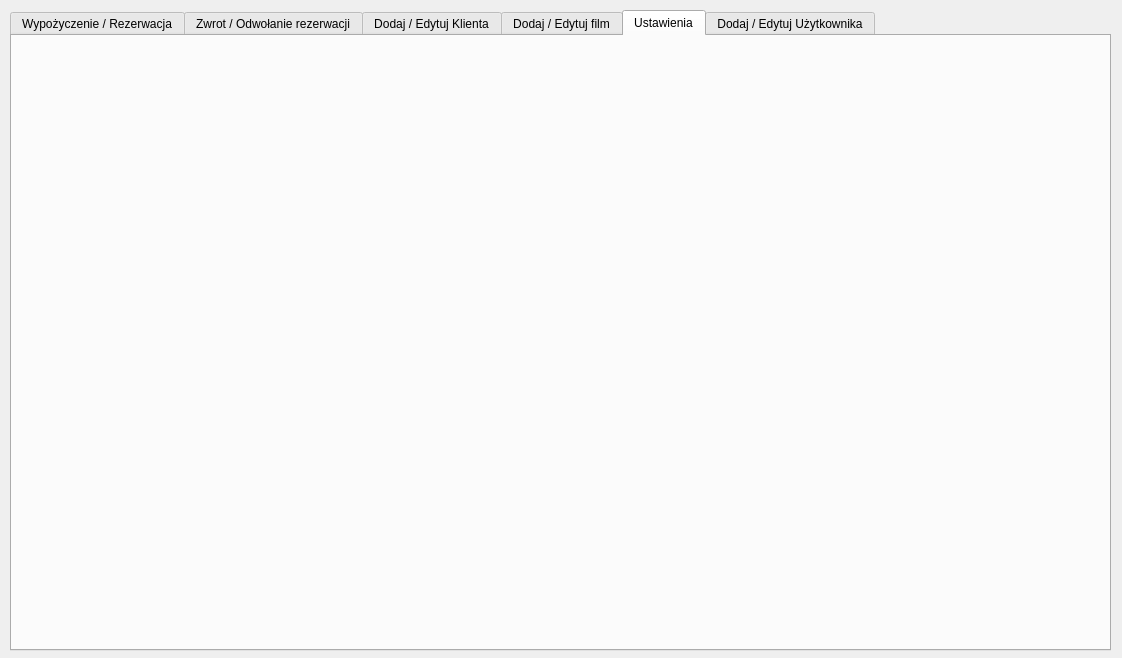
This is RentDVD/wypozyczalnia.ui in ekspensum/CPP_Projects as Qt 5 draws it before an edit. The edited form follows.
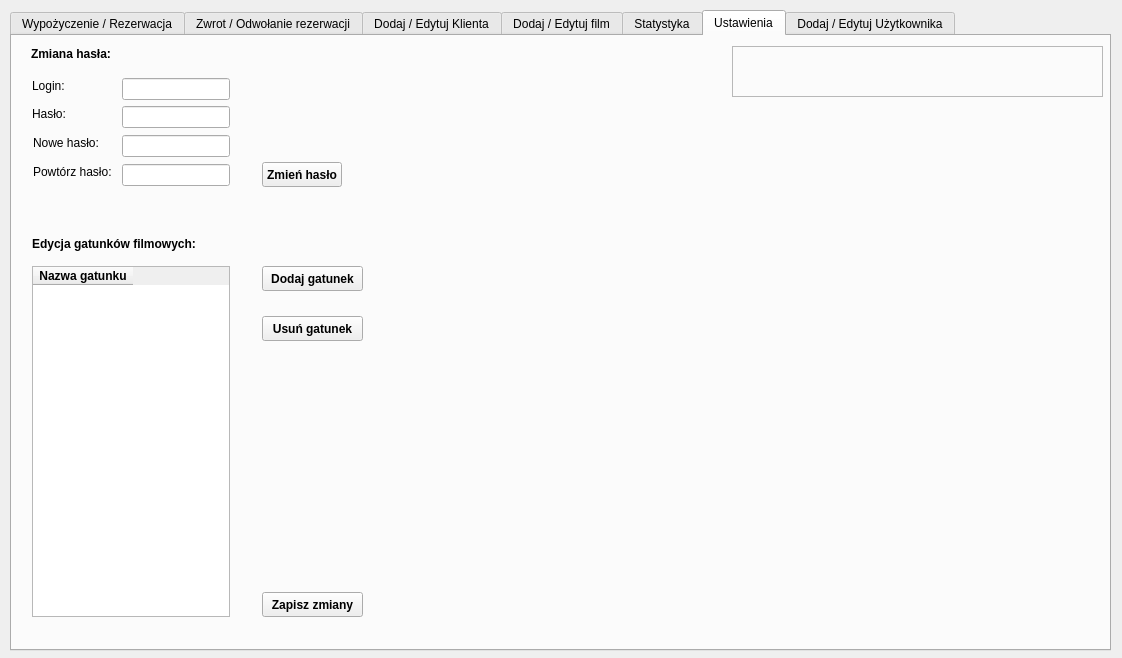
This is the edited form. The open tabs and pages were chosen to show the change.

The edit to the form file:
```diff
--- a/RentDVD/wypozyczalnia.ui
+++ b/RentDVD/wypozyczalnia.ui
@@ -2485,11 +2485,326 @@
       </font>
      </property>
     </widget>
+    <widget class="QLabel" name="label_65">
+     <property name="geometry">
+      <rect>
+       <x>20</x>
+       <y>10</y>
+       <width>111</width>
+       <height>16</height>
+      </rect>
+     </property>
+     <property name="font">
+      <font>
+       <weight>75</weight>
+       <bold>true</bold>
+      </font>
+     </property>
+     <property name="text">
+      <string>Dodaj nowy film:</string>
+     </property>
+    </widget>
+   </widget>
+   <widget class="QWidget" name="tab">
+    <attribute name="title">
+     <string>Statystyka</string>
+    </attribute>
    </widget>
    <widget class="QWidget" name="tabUstawienia">
     <attribute name="title">
      <string>Ustawienia</string>
     </attribute>
+    <widget class="QLabel" name="label_59">
+     <property name="geometry">
+      <rect>
+       <x>20</x>
+       <y>42</y>
+       <width>41</width>
+       <height>16</height>
+      </rect>
+     </property>
+     <property name="text">
+      <string>Login:</string>
+     </property>
+     <property name="buddy">
+      <cstring>lineEditLogin</cstring>
+     </property>
+    </widget>
+    <widget class="QLineEdit" name="lineEditZmianaHaslaLogin">
+     <property name="geometry">
+      <rect>
+       <x>110</x>
+       <y>42</y>
+       <width>108</width>
+       <height>22</height>
+      </rect>
+     </property>
+     <property name="font">
+      <font>
+       <pointsize>9</pointsize>
+      </font>
+     </property>
+    </widget>
+    <widget class="QLineEdit" name="lineEditZmianaHaslaHaslo">
+     <property name="geometry">
+      <rect>
+       <x>110</x>
+       <y>70</y>
+       <width>108</width>
+       <height>22</height>
+      </rect>
+     </property>
+     <property name="font">
+      <font>
+       <pointsize>9</pointsize>
+      </font>
+     </property>
+     <property name="echoMode">
+      <enum>QLineEdit::Password</enum>
+     </property>
+    </widget>
+    <widget class="QLabel" name="label_60">
+     <property name="geometry">
+      <rect>
+       <x>20</x>
+       <y>70</y>
+       <width>41</width>
+       <height>16</height>
+      </rect>
+     </property>
+     <property name="text">
+      <string>Hasło:</string>
+     </property>
+     <property name="buddy">
+      <cstring>lineEditHaslo</cstring>
+     </property>
+    </widget>
+    <widget class="QLabel" name="label_61">
+     <property name="geometry">
+      <rect>
+       <x>19</x>
+       <y>10</y>
+       <width>81</width>
+       <height>16</height>
+      </rect>
+     </property>
+     <property name="font">
+      <font>
+       <weight>75</weight>
+       <bold>true</bold>
+      </font>
+     </property>
+     <property name="text">
+      <string>Zmiana hasła:</string>
+     </property>
+    </widget>
+    <widget class="QLabel" name="label_62">
+     <property name="geometry">
+      <rect>
+       <x>21</x>
+       <y>128</y>
+       <width>81</width>
+       <height>16</height>
+      </rect>
+     </property>
+     <property name="text">
+      <string>Powtórz hasło:</string>
+     </property>
+     <property name="buddy">
+      <cstring>lineEditHaslo</cstring>
+     </property>
+    </widget>
+    <widget class="QLineEdit" name="lineEditZmianaHaslaPowtorz">
+     <property name="geometry">
+      <rect>
+       <x>110</x>
+       <y>128</y>
+       <width>108</width>
+       <height>22</height>
+      </rect>
+     </property>
+     <property name="font">
+      <font>
+       <pointsize>9</pointsize>
+      </font>
+     </property>
+     <property name="echoMode">
+      <enum>QLineEdit::Password</enum>
+     </property>
+    </widget>
+    <widget class="QLabel" name="label_63">
+     <property name="geometry">
+      <rect>
+       <x>21</x>
+       <y>99</y>
+       <width>71</width>
+       <height>16</height>
+      </rect>
+     </property>
+     <property name="text">
+      <string>Nowe hasło:</string>
+     </property>
+     <property name="buddy">
+      <cstring>lineEditHaslo</cstring>
+     </property>
+    </widget>
+    <widget class="QLineEdit" name="lineEditZmianaHaslaNowe">
+     <property name="geometry">
+      <rect>
+       <x>110</x>
+       <y>99</y>
+       <width>108</width>
+       <height>22</height>
+      </rect>
+     </property>
+     <property name="font">
+      <font>
+       <pointsize>9</pointsize>
+      </font>
+     </property>
+     <property name="echoMode">
+      <enum>QLineEdit::Password</enum>
+     </property>
+    </widget>
+    <widget class="QPushButton" name="pushButtonZmienHaslo">
+     <property name="geometry">
+      <rect>
+       <x>250</x>
+       <y>126</y>
+       <width>80</width>
+       <height>25</height>
+      </rect>
+     </property>
+     <property name="font">
+      <font>
+       <weight>75</weight>
+       <bold>true</bold>
+      </font>
+     </property>
+     <property name="text">
+      <string>Zmień hasło</string>
+     </property>
+    </widget>
+    <widget class="QLabel" name="komunikatyUstawienia">
+     <property name="geometry">
+      <rect>
+       <x>720</x>
+       <y>10</y>
+       <width>371</width>
+       <height>51</height>
+      </rect>
+     </property>
+     <property name="font">
+      <font>
+       <pointsize>9</pointsize>
+       <weight>75</weight>
+       <bold>true</bold>
+      </font>
+     </property>
+     <property name="frameShape">
+      <enum>QFrame::StyledPanel</enum>
+     </property>
+     <property name="wordWrap">
+      <bool>true</bool>
+     </property>
+    </widget>
+    <widget class="QLabel" name="label_66">
+     <property name="geometry">
+      <rect>
+       <x>20</x>
+       <y>200</y>
+       <width>171</width>
+       <height>16</height>
+      </rect>
+     </property>
+     <property name="font">
+      <font>
+       <weight>75</weight>
+       <bold>true</bold>
+      </font>
+     </property>
+     <property name="text">
+      <string>Edycja gatunków filmowych:</string>
+     </property>
+    </widget>
+    <widget class="QTableWidget" name="tableWidgetGatunki">
+     <property name="geometry">
+      <rect>
+       <x>20</x>
+       <y>230</y>
+       <width>198</width>
+       <height>351</height>
+      </rect>
+     </property>
+     <column>
+      <property name="text">
+       <string>Nazwa gatunku</string>
+      </property>
+      <property name="font">
+       <font>
+        <weight>75</weight>
+        <bold>true</bold>
+       </font>
+      </property>
+     </column>
+    </widget>
+    <widget class="QPushButton" name="pushButtonGatunekDodaj">
+     <property name="geometry">
+      <rect>
+       <x>250</x>
+       <y>230</y>
+       <width>101</width>
+       <height>25</height>
+      </rect>
+     </property>
+     <property name="font">
+      <font>
+       <weight>75</weight>
+       <bold>true</bold>
+      </font>
+     </property>
+     <property name="text">
+      <string>Dodaj gatunek</string>
+     </property>
+    </widget>
+    <widget class="QPushButton" name="pushButtonGatunkiEdytuj">
+     <property name="geometry">
+      <rect>
+       <x>250</x>
+       <y>556</y>
+       <width>101</width>
+       <height>25</height>
+      </rect>
+     </property>
+     <property name="font">
+      <font>
+       <weight>75</weight>
+       <bold>true</bold>
+      </font>
+     </property>
+     <property name="text">
+      <string>Zapisz zmiany</string>
+     </property>
+    </widget>
+    <widget class="QPushButton" name="pushButtonGatunekUsun">
+     <property name="geometry">
+      <rect>
+       <x>250</x>
+       <y>280</y>
+       <width>101</width>
+       <height>25</height>
+      </rect>
+     </property>
+     <property name="font">
+      <font>
+       <weight>75</weight>
+       <bold>true</bold>
+      </font>
+     </property>
+     <property name="text">
+      <string>Usuń gatunek</string>
+     </property>
+    </widget>
    </widget>
    <widget class="QWidget" name="tabDodajUzytkownika">
     <attribute name="title">
```
Left out of the diff: 440 changed lines with no effect on the pictures.
